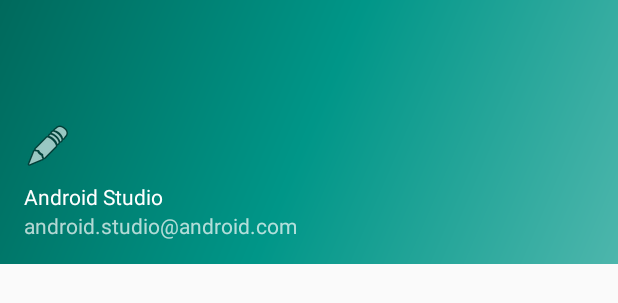
After one commit to KotlyarovV/yandex-fragment-application, an Android app: the layout nav_header_main.xml on its own in the app's theme, with its tools: preview values and no code run, on a phone screen of 412 x 824 dp. The commit adds this screen. Shown: the top 303 px of the screen. Run offline under Robolectric (Android 15) with nearby library versions, the phone set to English and light mode, and no system bars.

Commit message:
+navigation drawer

```diff
--- a/app/src/main/AndroidManifest.xml
+++ b/app/src/main/AndroidManifest.xml
@@ -16,12 +16,6 @@
                 <category android:name="android.intent.category.LAUNCHER" />
             </intent-filter>
         </activity>
-        <activity
-            android:name=".NoteEditorActivity"
-            android:parentActivityName=".MainActivity"
-            android:windowSoftInputMode="adjustResize">
-            <meta-data android:name="android.support.PARENT_ACTIVITY" android:value=".MainActivity"></meta-data>
-        </activity>
     </application>
 
 </manifest>
--- /dev/null
+++ b/app/src/main/res/drawable/side_nav_bar.xml
@@ -0,0 +1,9 @@
+<shape xmlns:android="http://schemas.android.com/apk/res/android"
+    android:shape="rectangle">
+    <gradient
+        android:angle="135"
+        android:centerColor="#009688"
+        android:endColor="#00695C"
+        android:startColor="#4DB6AC"
+        android:type="linear" />
+</shape>
--- /dev/null
+++ b/app/src/main/res/layout/nav_header_main.xml
@@ -0,0 +1,35 @@
+<?xml version="1.0" encoding="utf-8"?>
+<LinearLayout xmlns:android="http://schemas.android.com/apk/res/android"
+    xmlns:app="http://schemas.android.com/apk/res-auto"
+    android:layout_width="match_parent"
+    android:layout_height="@dimen/nav_header_height"
+    android:background="@drawable/side_nav_bar"
+    android:gravity="bottom"
+    android:orientation="vertical"
+    android:paddingBottom="@dimen/activity_vertical_margin"
+    android:paddingLeft="@dimen/activity_horizontal_margin"
+    android:paddingRight="@dimen/activity_horizontal_margin"
+    android:paddingTop="@dimen/activity_vertical_margin"
+    android:theme="@style/ThemeOverlay.AppCompat.Dark">
+
+    <ImageView
+        android:id="@+id/imageView"
+        android:layout_width="wrap_content"
+        android:layout_height="wrap_content"
+        android:paddingTop="@dimen/nav_header_vertical_spacing"
+        app:srcCompat="@android:drawable/ic_menu_edit" />
+
+    <TextView
+        android:layout_width="match_parent"
+        android:layout_height="wrap_content"
+        android:paddingTop="@dimen/nav_header_vertical_spacing"
+        android:text="Android Studio"
+        android:textAppearance="@style/TextAppearance.AppCompat.Body1" />
+
+    <TextView
+        android:id="@+id/textView"
+        android:layout_width="wrap_content"
+        android:layout_height="wrap_content"
+        android:text="android.studio@android.com" />
+
+</LinearLayout>
--- a/app/src/main/res/values/colors.xml
+++ b/app/src/main/res/values/colors.xml
@@ -1,6 +1,7 @@
 <?xml version="1.0" encoding="utf-8"?>
 <resources>
     <color name="colorPrimary">#3F51B5</color>
+    <color name="actionBar">#009688</color>
     <color name="colorPrimaryDark">#303F9F</color>
     <color name="colorAccent">#FF4081</color>
     <color name ="blue">#3F51B5</color>
@@ -8,4 +9,5 @@
     <color name="caption_editor_color">#d5ede0</color>
     <color name="description_editor_color">#f7f69c</color>
     <color name="black">#000000</color>
+    <color name="drawerNoShadow">#00000000</color>
 </resources>
--- a/app/src/main/res/values/dimens.xml
+++ b/app/src/main/res/values/dimens.xml
@@ -12,4 +12,10 @@
     <dimen name="list_item_height">88dp</dimen>
     <dimen name="list_item_description_margin_end">16dp</dimen>
     <dimen name="list_item_description_margin_bottom">20dp</dimen>
+
+    <dimen name="activity_horizontal_margin">16dp</dimen>
+    <dimen name="activity_vertical_margin">16dp</dimen>
+    <dimen name="nav_header_vertical_spacing">8dp</dimen>
+    <dimen name="nav_header_height">176dp</dimen>
+
 </resources>
--- a/app/src/main/res/values/styles.xml
+++ b/app/src/main/res/values/styles.xml
@@ -2,9 +2,7 @@
 
     <!-- Base application theme. -->
     <style name="AppTheme" parent="Theme.AppCompat.Light.DarkActionBar">
-        <!-- Customize your theme here. -->
-        <item name="colorPrimary">@color/colorPrimary</item>
-
+        <item name="colorPrimary">@color/actionBar</item>
     </style>
 
     <style name="AppTheme.NoActionBar">
@@ -12,6 +10,7 @@
         <item name="windowNoTitle">true</item>
     </style>
 
+
     <style name="AppTheme.AppBarOverlay" parent="ThemeOverlay.AppCompat.Dark.ActionBar" />
 
     <style name="AppTheme.PopupOverlay" parent="ThemeOverlay.AppCompat.Light" />
```
Also changed, not shown: app/src/main/java/com/example/vitaly/yandexapplication/ListFragment.java (+16 -19 lines), app/src/main/java/com/example/vitaly/yandexapplication/MainActivity.java (+95 -11 lines), app/src/main/java/com/example/vitaly/yandexapplication/RotatedDrawerLayout.java (added, +33 -0 lines), app/src/main/res/layout/activity_main.xml (+18 -5 lines), app/src/main/res/menu/activity_main_drawer.xml (added, +27 -0 lines).
